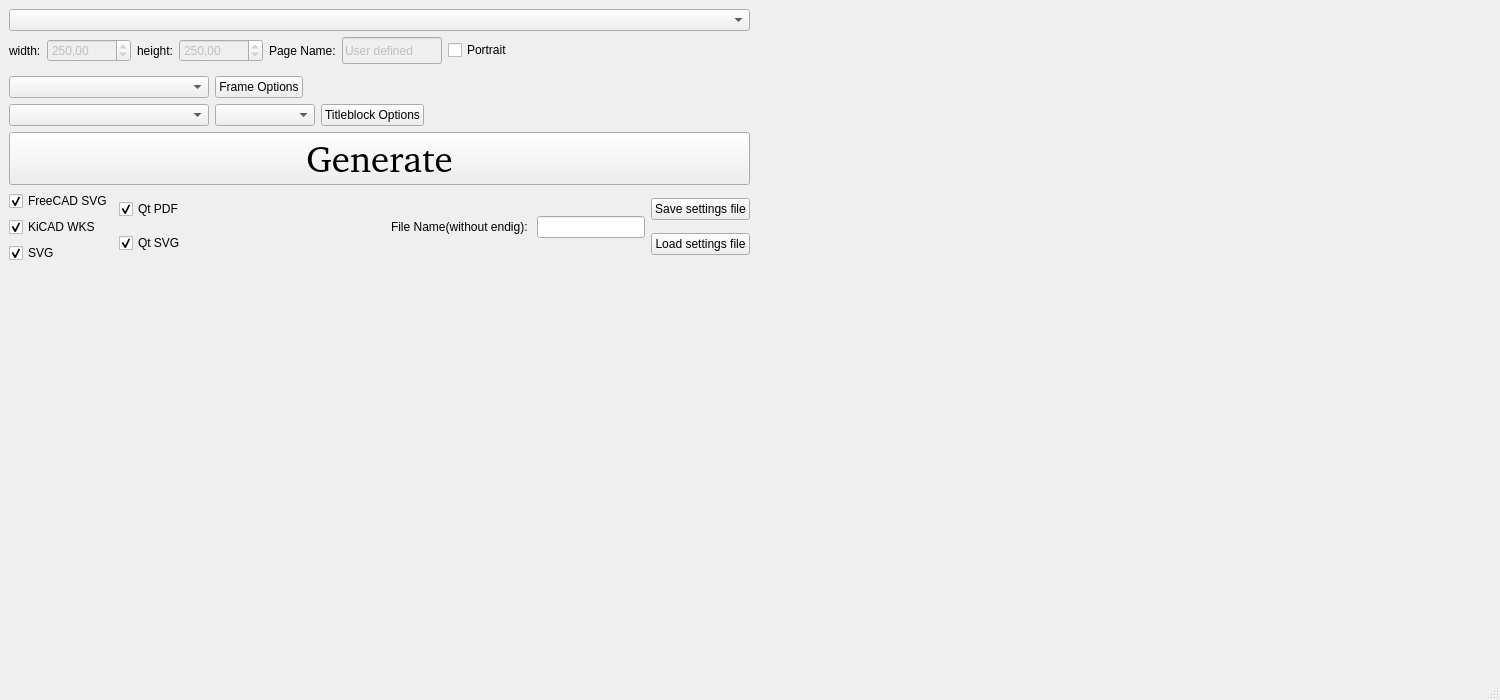
This is Src/Window/mainwindow.ui in tobiasfalk/KiCAD-FreeCAD-TechDraw-Template-Generator as Qt 5 draws it before an edit. The edited form follows.
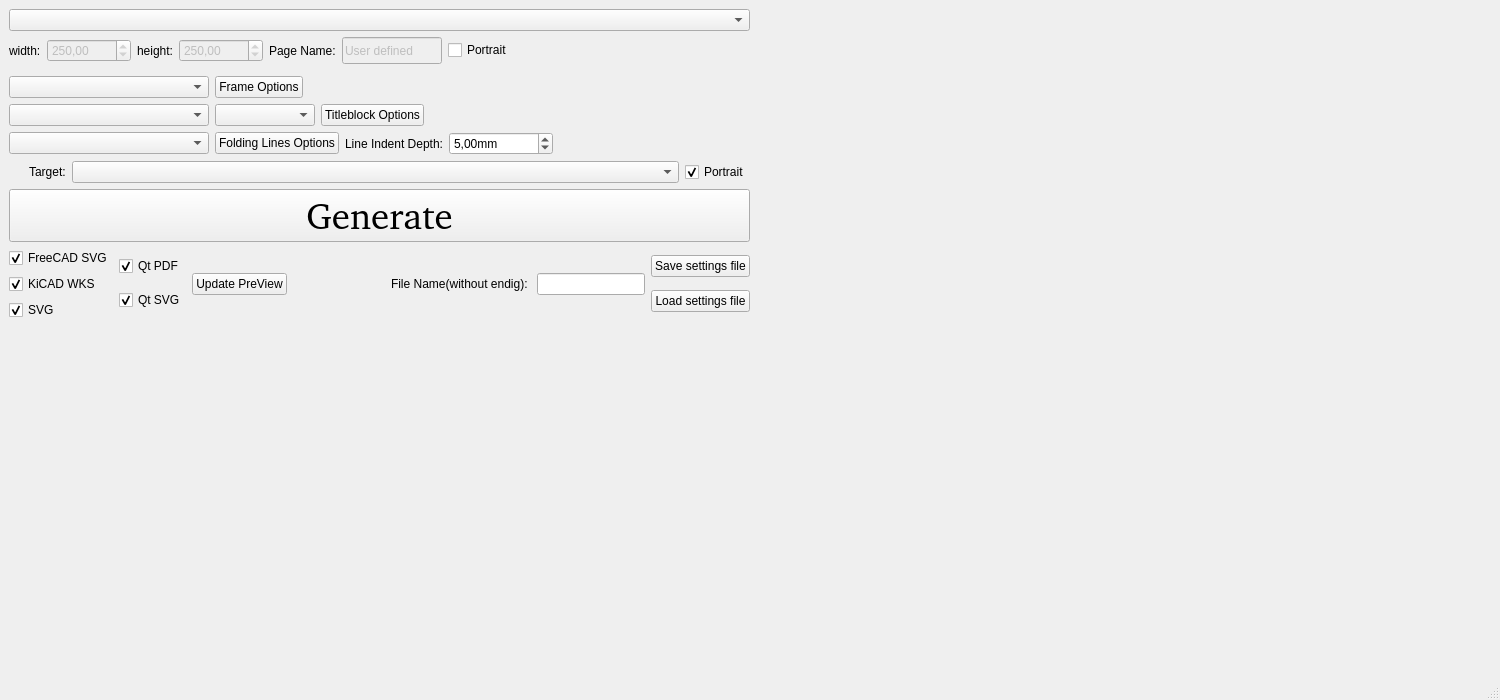
This is the edited form. Icons and pictures are not drawn.

Commit message: Added a bunch, Folding Lines and dialogs for the ISO7200 Titleblock

Diff of the .ui file:
```diff
--- a/Src/Window/mainwindow.ui
+++ b/Src/Window/mainwindow.ui
@@ -43,6 +43,23 @@
   </property>
   <widget class="QWidget" name="centralwidget">
    <layout class="QGridLayout" name="gridLayout">
+    <item row="0" column="1" rowspan="9">
+     <layout class="QGridLayout" name="PreViewGridLayout">
+      <item row="0" column="0">
+       <spacer name="horizontalSpacer_15">
+        <property name="orientation">
+         <enum>Qt::Horizontal</enum>
+        </property>
+        <property name="sizeHint" stdset="0">
+         <size>
+          <width>40</width>
+          <height>20</height>
+         </size>
+        </property>
+       </spacer>
+      </item>
+     </layout>
+    </item>
     <item row="0" column="0">
      <widget class="QComboBox" name="PageSizeComboBox">
       <property name="sizePolicy">
@@ -59,10 +76,84 @@
       </property>
      </widget>
     </item>
-    <item row="0" column="1" rowspan="8">
-     <layout class="QGridLayout" name="PreViewGridLayout">
-      <item row="0" column="0">
-       <spacer name="horizontalSpacer_15">
+    <item row="8" column="0">
+     <spacer name="verticalSpacer">
+      <property name="orientation">
+       <enum>Qt::Vertical</enum>
+      </property>
+      <property name="sizeHint" stdset="0">
+       <size>
+        <width>20</width>
+        <height>40</height>
+       </size>
+      </property>
+     </spacer>
+    </item>
+    <item row="3" column="0">
+     <layout class="QHBoxLayout" name="FrameHorizontalLayout">
+      <item>
+       <widget class="QComboBox" name="FrameComboBox">
+        <property name="minimumSize">
+         <size>
+          <width>200</width>
+          <height>0</height>
+         </size>
+        </property>
+       </widget>
+      </item>
+      <item>
+       <widget class="QPushButton" name="framePushButton">
+        <property name="text">
+         <string>Frame Options</string>
+        </property>
+       </widget>
+      </item>
+      <item>
+       <spacer name="horizontalSpacer_2">
+        <property name="orientation">
+         <enum>Qt::Horizontal</enum>
+        </property>
+        <property name="sizeHint" stdset="0">
+         <size>
+          <width>40</width>
+          <height>20</height>
+         </size>
+        </property>
+       </spacer>
+      </item>
+     </layout>
+    </item>
+    <item row="4" column="0">
+     <layout class="QHBoxLayout" name="horizontalLayout_3">
+      <item>
+       <widget class="QComboBox" name="TitleBlockComboBox">
+        <property name="minimumSize">
+         <size>
+          <width>200</width>
+          <height>0</height>
+         </size>
+        </property>
+       </widget>
+      </item>
+      <item>
+       <widget class="QComboBox" name="TitleBlLanguageComboBox">
+        <property name="minimumSize">
+         <size>
+          <width>100</width>
+          <height>0</height>
+         </size>
+        </property>
+       </widget>
+      </item>
+      <item>
+       <widget class="QPushButton" name="TitleBlockPushButton">
+        <property name="text">
+         <string>Titleblock Options</string>
+        </property>
+       </widget>
+      </item>
+      <item>
+       <spacer name="horizontalSpacer_3">
         <property name="orientation">
          <enum>Qt::Horizontal</enum>
         </property>
@@ -77,6 +168,41 @@
      </layout>
     </item>
     <item row="6" column="0">
+     <layout class="QHBoxLayout" name="horizontalLayout_6">
+      <item>
+       <widget class="QPushButton" name="GeneratePushButton">
+        <property name="sizePolicy">
+         <sizepolicy hsizetype="Fixed" vsizetype="Fixed">
+          <horstretch>0</horstretch>
+          <verstretch>0</verstretch>
+         </sizepolicy>
+        </property>
+        <property name="minimumSize">
+         <size>
+          <width>450</width>
+          <height>0</height>
+         </size>
+        </property>
+        <property name="maximumSize">
+         <size>
+          <width>822</width>
+          <height>16777215</height>
+         </size>
+        </property>
+        <property name="font">
+         <font>
+          <family>Noto Sans [GOOG]</family>
+          <pointsize>28</pointsize>
+         </font>
+        </property>
+        <property name="text">
+         <string>Generate</string>
+        </property>
+       </widget>
+      </item>
+     </layout>
+    </item>
+    <item row="7" column="0">
      <layout class="QHBoxLayout" name="horizontalLayout_13">
       <item>
        <layout class="QVBoxLayout" name="verticalLayout">
@@ -136,6 +262,13 @@
         </item>
        </layout>
       </item>
+      <item>
+       <widget class="QPushButton" name="updatePushButton">
+        <property name="text">
+         <string>Update PreView</string>
+        </property>
+       </widget>
+      </item>
       <item>
        <spacer name="horizontalSpacer_13">
         <property name="orientation">
@@ -301,129 +434,120 @@
       </item>
      </layout>
     </item>
-    <item row="7" column="0">
-     <spacer name="verticalSpacer">
-      <property name="orientation">
-       <enum>Qt::Vertical</enum>
-      </property>
-      <property name="sizeHint" stdset="0">
-       <size>
-        <width>20</width>
-        <height>40</height>
-       </size>
-      </property>
-     </spacer>
-    </item>
-    <item row="3" column="0">
-     <layout class="QHBoxLayout" name="FrameHorizontalLayout">
-      <item>
-       <widget class="QComboBox" name="FrameComboBox">
-        <property name="minimumSize">
-         <size>
-          <width>200</width>
-          <height>0</height>
-         </size>
-        </property>
-       </widget>
-      </item>
-      <item>
-       <widget class="QPushButton" name="framePushButton">
-        <property name="text">
-         <string>Frame Options</string>
-        </property>
-       </widget>
-      </item>
-      <item>
-       <spacer name="horizontalSpacer_2">
-        <property name="orientation">
-         <enum>Qt::Horizontal</enum>
-        </property>
-        <property name="sizeHint" stdset="0">
-         <size>
-          <width>40</width>
-          <height>20</height>
-         </size>
-        </property>
-       </spacer>
-      </item>
-     </layout>
-    </item>
     <item row="5" column="0">
-     <layout class="QHBoxLayout" name="horizontalLayout_6">
+     <layout class="QVBoxLayout" name="verticalLayout_5">
       <item>
-       <widget class="QPushButton" name="GeneratePushButton">
-        <property name="sizePolicy">
-         <sizepolicy hsizetype="Fixed" vsizetype="Fixed">
-          <horstretch>0</horstretch>
-          <verstretch>0</verstretch>
-         </sizepolicy>
-        </property>
-        <property name="minimumSize">
-         <size>
-          <width>450</width>
-          <height>0</height>
-         </size>
-        </property>
-        <property name="maximumSize">
-         <size>
-          <width>822</width>
-          <height>16777215</height>
-         </size>
-        </property>
-        <property name="font">
-         <font>
-          <family>Noto Sans [GOOG]</family>
-          <pointsize>28</pointsize>
-         </font>
-        </property>
-        <property name="text">
-         <string>Generate</string>
-        </property>
-       </widget>
+       <layout class="QHBoxLayout" name="horizontalLayout_4">
+        <item>
+         <widget class="QComboBox" name="FoldingLineComboBox">
+          <property name="minimumSize">
+           <size>
+            <width>200</width>
+            <height>0</height>
+           </size>
+          </property>
+         </widget>
+        </item>
+        <item>
+         <widget class="QPushButton" name="FoldingLinepushButton">
+          <property name="text">
+           <string>Folding Lines Options</string>
+          </property>
+         </widget>
+        </item>
+        <item>
+         <widget class="QLabel" name="label_6">
+          <property name="text">
+           <string>Line Indent Depth:</string>
+          </property>
+         </widget>
+        </item>
+        <item>
+         <widget class="QDoubleSpinBox" name="FoldingLineDepthDoubleSpinBox">
+          <property name="suffix">
+           <string>mm</string>
+          </property>
+          <property name="maximum">
+           <double>100000.000000000000000</double>
+          </property>
+          <property name="value">
+           <double>5.000000000000000</double>
+          </property>
+         </widget>
+        </item>
+        <item>
+         <spacer name="horizontalSpacer_4">
+          <property name="orientation">
+           <enum>Qt::Horizontal</enum>
+          </property>
+          <property name="sizeHint" stdset="0">
+           <size>
+            <width>40</width>
+            <height>20</height>
+           </size>
+          </property>
+         </spacer>
+        </item>
+       </layout>
       </item>
-     </layout>
-    </item>
-    <item row="4" column="0">
-     <layout class="QHBoxLayout" name="horizontalLayout_3">
       <item>
-       <widget class="QComboBox" name="TitleBlockComboBox">
-        <property name="minimumSize">
-         <size>
-          <width>200</width>
-          <height>0</height>
-         </size>
-        </property>
-       </widget>
-      </item>
-      <item>
-       <widget class="QComboBox" name="TitleBlLanguageComboBox">
-        <property name="minimumSize">
-         <size>
-          <width>100</width>
-          <height>0</height>
-         </size>
-        </property>
-       </widget>
-      </item>
-      <item>
-       <widget class="QPushButton" name="TitleBlockPushButton">
-        <property name="text">
-         <string>Titleblock Options</string>
-        </property>
-       </widget>
-      </item>
-      <item>
-       <spacer name="horizontalSpacer_3">
-        <property name="orientation">
-         <enum>Qt::Horizontal</enum>
-        </property>
-        <property name="sizeHint" stdset="0">
-         <size>
-          <width>40</width>
-          <height>20</height>
-         </size>
-        </property>
-       </spacer>
+       <layout class="QHBoxLayout" name="horizontalLayout_5">
+        <item>
+         <spacer name="horizontalSpacer_5">
+          <property name="orientation">
+           <enum>Qt::Horizontal</enum>
+          </property>
+          <property name="sizeType">
+           <enum>QSizePolicy::Fixed</enum>
+          </property>
+          <property name="sizeHint" stdset="0">
+           <size>
+            <width>20</width>
+            <height>20</height>
+           </size>
+          </property>
+         </spacer>
+        </item>
+        <item>
+         <widget class="QLabel" name="label_4">
+          <property name="sizePolicy">
+           <sizepolicy hsizetype="Maximum" vsizetype="Minimum">
+            <horstretch>0</horstretch>
+            <verstretch>0</verstretch>
+           </sizepolicy>
+          </property>
+          <property name="text">
+           <string>Target:</string>
+          </property>
+         </widget>
+        </item>
+        <item>
+         <widget class="QComboBox" name="FoldingLinesTagetComboBox">
+          <property name="sizePolicy">
+           <sizepolicy hsizetype="Minimum" vsizetype="Fixed">
+            <horstretch>0</horstretch>
+            <verstretch>0</verstretch>
+           </sizepolicy>
+          </property>
+         </widget>
+        </item>
+        <item>
+         <widget class="QCheckBox" name="FoldingKinesTargetPortraitCheckBox">
+          <property name="sizePolicy">
+           <sizepolicy hsizetype="Maximum" vsizetype="Fixed">
+            <horstretch>0</horstretch>
+            <verstretch>0</verstretch>
+           </sizepolicy>
+          </property>
+          <property name="text">
+           <string>Portrait</string>
+          </property>
+          <property name="checked">
+           <bool>true</bool>
+          </property>
+         </widget>
+        </item>
+       </layout>
       </item>
      </layout>
     </item>
@@ -435,7 +559,7 @@
      <x>0</x>
      <y>0</y>
      <width>1500</width>
-     <height>22</height>
+     <height>23</height>
     </rect>
    </property>
   </widget>
```
The commit also changes 32 other files.
